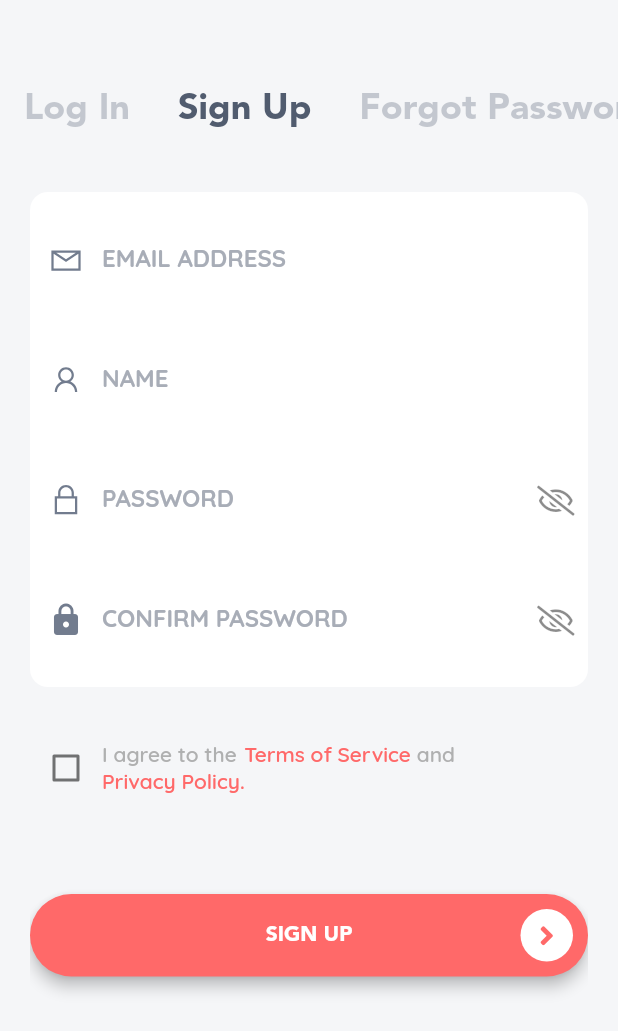
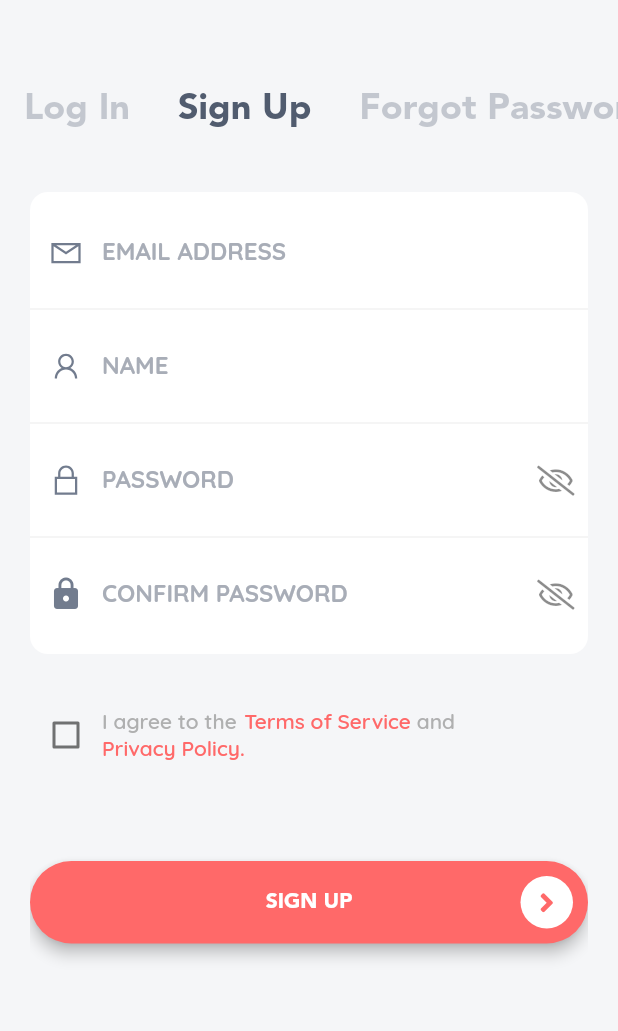
Before and after one commit to vickaw/Ecom-Flutter, a Flutter app: the screen it shows after launch, after a tap on "Create", on a phone screen of 412 x 824 dp. Shown: the top 1031 px of the screen. Run offline on Flutter 3.47's test engine with Material 2 defaults, Android fonts, the phone set to English and light mode, and no system bars; our stand-ins replace flushbar, flutter_html, flutter_rating_bar, flutter_screenutil, font_awesome_flutter, line_icons and 2 more.

Commit message:
Solved issue #37, Issue #38

```diff
--- a/lib/global_widgets/custom_divider.dart
+++ b/lib/global_widgets/custom_divider.dart
@@ -11,7 +11,7 @@ class CutsomDivider extends StatelessWidget {
     this.margin = const EdgeInsets.symmetric(vertical: 15.0),
     this.width = double.infinity,
     this.height = 1.0,
-    this.color = Colors.grey,
+    this.color = Colors.grey, //const Color(0x1FFFFFFF)
   }) : super(key: key);
   @override
   Widget build(BuildContext context) {
--- a/lib/global_widgets/form_container.dart
+++ b/lib/global_widgets/form_container.dart
@@ -2,14 +2,19 @@ import 'package:flutter/material.dart';
 
 class FormContainer extends StatelessWidget {
   final Widget child;
+  final EdgeInsets padding;
 
-  const FormContainer({Key key, @required this.child}) : super(key: key);
+  const FormContainer({
+    Key key,
+    @required this.child,
+    this.padding = const EdgeInsets.symmetric(vertical: 10.0)
+  }) : super(key: key);
   @override
   Widget build(BuildContext context) {
     final br = BorderRadius.circular(12.0);
     return Container(
       margin: EdgeInsets.only(bottom: 10.0),
-      padding: EdgeInsets.symmetric(vertical: 15.0),
+      padding: padding,
       decoration: BoxDecoration(
         borderRadius: br,
         color: Colors.white,
--- a/lib/views/auth/forgot_password/forgot_password.dart
+++ b/lib/views/auth/forgot_password/forgot_password.dart
@@ -15,6 +15,7 @@ class ForgotPasswordPage extends StatelessWidget {
     final formSpace = SizedBox(height: 20.0);
 
     final form = FormContainer(
+      padding: EdgeInsets.symmetric(vertical: 1.0),
       child: Column(
         children: <Widget>[
           emailField,
--- a/lib/views/auth/login/login.dart
+++ b/lib/views/auth/login/login.dart
@@ -31,12 +31,13 @@ class LoginPage extends StatelessWidget {
     );
 
     final formSpace = SizedBox(height: 20.0);
+    final hr = Divider(thickness: 0.45,);
 
     final form = FormContainer(
       child: Column(
         children: <Widget>[
           emailField,
-          formSpace,
+          hr,
           passwordField,
         ],
       ),
--- a/lib/views/auth/signup/signup.dart
+++ b/lib/views/auth/signup/signup.dart
@@ -49,16 +49,17 @@ class _SignUpPageState extends State<SignUpPage> {
     );
 
     final formSpace = SizedBox(height: 20.0);
+    final hr = Divider(thickness: 0.45);
 
     final form = FormContainer(
       child: Column(
         children: <Widget>[
           emailField,
-          formSpace,
+          hr,
           usernameField,
-          formSpace,
+          hr,
           passwordField,
-          formSpace,
+          hr,
           confirmPasswordField
         ],
       ),
@@ -100,7 +101,8 @@ class _SignUpPageState extends State<SignUpPage> {
         } else if (!isChecked) {
           alert.showAlert(
             context: context,
-            message: "You have to agree to the Terms of Service and the Privacy Policy",
+            message:
+                "You have to agree to the Terms of Service and the Privacy Policy",
             type: AlertType.error,
           );
         } else {
```
